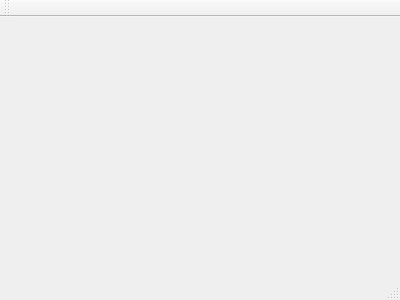
This is login_form_Qt_2/mainwindow.ui in i-am-vance/login_form_Qt as Qt 5 draws it before an edit. The edited form follows.
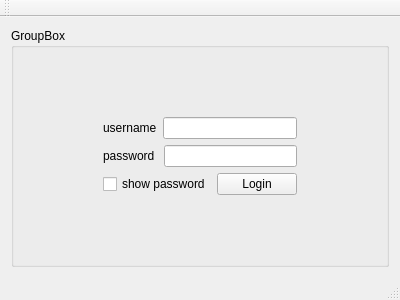
This is the edited form.

What changed in the file:
```diff
--- a/login_form_Qt_2/mainwindow.ui
+++ b/login_form_Qt_2/mainwindow.ui
@@ -12,13 +12,150 @@
   <property name="windowTitle" >
    <string>MainWindow</string>
   </property>
-  <widget class="QMenuBar" name="menuBar" />
-  <widget class="QToolBar" name="mainToolBar" />
-  <widget class="QWidget" name="centralWidget" />
-  <widget class="QStatusBar" name="statusBar" />
+  <widget class="QWidget" name="centralWidget">
+   <layout class="QVBoxLayout" name="verticalLayout">
+    <item>
+     <widget class="QGroupBox" name="groupBox">
+      <property name="title">
+       <string>GroupBox</string>
+      </property>
+      <layout class="QGridLayout" name="gridLayout">
+       <item row="2" column="1">
+        <spacer name="verticalSpacer">
+         <property name="orientation">
+          <enum>Qt::Vertical</enum>
+         </property>
+         <property name="sizeHint" stdset="0">
+          <size>
+           <width>20</width>
+           <height>40</height>
+          </size>
+         </property>
+        </spacer>
+       </item>
+       <item row="1" column="2">
+        <spacer name="horizontalSpacer_2">
+         <property name="orientation">
+          <enum>Qt::Horizontal</enum>
+         </property>
+         <property name="sizeHint" stdset="0">
+          <size>
+           <width>40</width>
+           <height>20</height>
+          </size>
+         </property>
+        </spacer>
+       </item>
+       <item row="1" column="1">
+        <layout class="QVBoxLayout" name="verticalLayout_3">
+         <item>
+          <layout class="QVBoxLayout" name="verticalLayout_2">
+           <item>
+            <layout class="QHBoxLayout" name="horizontalLayout">
+             <item>
+              <widget class="QLabel" name="label">
+               <property name="text">
+                <string>username</string>
+               </property>
+              </widget>
+             </item>
+             <item>
+              <widget class="QLineEdit" name="lineEdit">
+               <property name="enabled">
+                <bool>true</bool>
+               </property>
+              </widget>
+             </item>
+            </layout>
+           </item>
+           <item>
+            <layout class="QHBoxLayout" name="horizontalLayout_2">
+             <item>
+              <widget class="QLabel" name="label_2">
+               <property name="text">
+                <string>password </string>
+               </property>
+              </widget>
+             </item>
+             <item>
+              <widget class="QLineEdit" name="lineEdit_2"/>
+             </item>
+            </layout>
+           </item>
+          </layout>
+         </item>
+         <item>
+          <layout class="QHBoxLayout" name="horizontalLayout_3">
+           <item>
+            <widget class="QCheckBox" name="checkBox">
+             <property name="text">
+              <string>show password</string>
+             </property>
+            </widget>
+           </item>
+           <item>
+            <widget class="QPushButton" name="pushButton">
+             <property name="text">
+              <string>Login</string>
+             </property>
+            </widget>
+           </item>
+          </layout>
+         </item>
+        </layout>
+       </item>
+       <item row="1" column="0">
+        <spacer name="horizontalSpacer">
+         <property name="orientation">
+          <enum>Qt::Horizontal</enum>
+         </property>
+         <property name="sizeHint" stdset="0">
+          <size>
+           <width>40</width>
+           <height>20</height>
+          </size>
+         </property>
+        </spacer>
+       </item>
+       <item row="0" column="1">
+        <spacer name="verticalSpacer_2">
+         <property name="orientation">
+          <enum>Qt::Vertical</enum>
+         </property>
+         <property name="sizeHint" stdset="0">
+          <size>
+           <width>20</width>
+           <height>40</height>
+          </size>
+         </property>
+        </spacer>
+       </item>
+      </layout>
+     </widget>
+    </item>
+   </layout>
+  </widget>
+  <widget class="QMenuBar" name="menuBar">
+   <property name="geometry">
+    <rect>
+     <x>0</x>
+     <y>0</y>
+     <width>400</width>
+     <height>21</height>
+    </rect>
+   </property>
+  </widget>
+  <widget class="QToolBar" name="mainToolBar">
+   <attribute name="toolBarArea">
+    <enum>TopToolBarArea</enum>
+   </attribute>
+   <attribute name="toolBarBreak">
+    <bool>false</bool>
+   </attribute>
+  </widget>
+  <widget class="QStatusBar" name="statusBar"/>
  </widget>
- <layoutDefault spacing="6" margin="11" />
- <pixmapfunction></pixmapfunction>
+ <layoutdefault spacing="6" margin="11"/>
  <resources/>
  <connections/>
 </ui>
```
Left out of the diff: 7 changed lines with no effect on the pictures.
